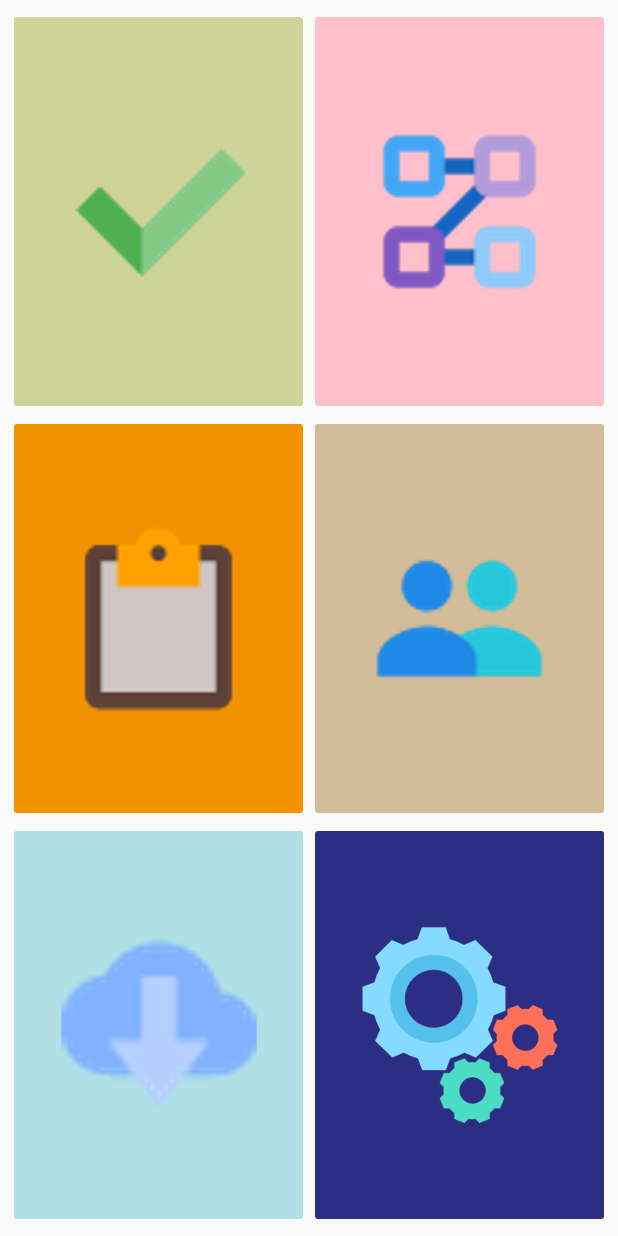
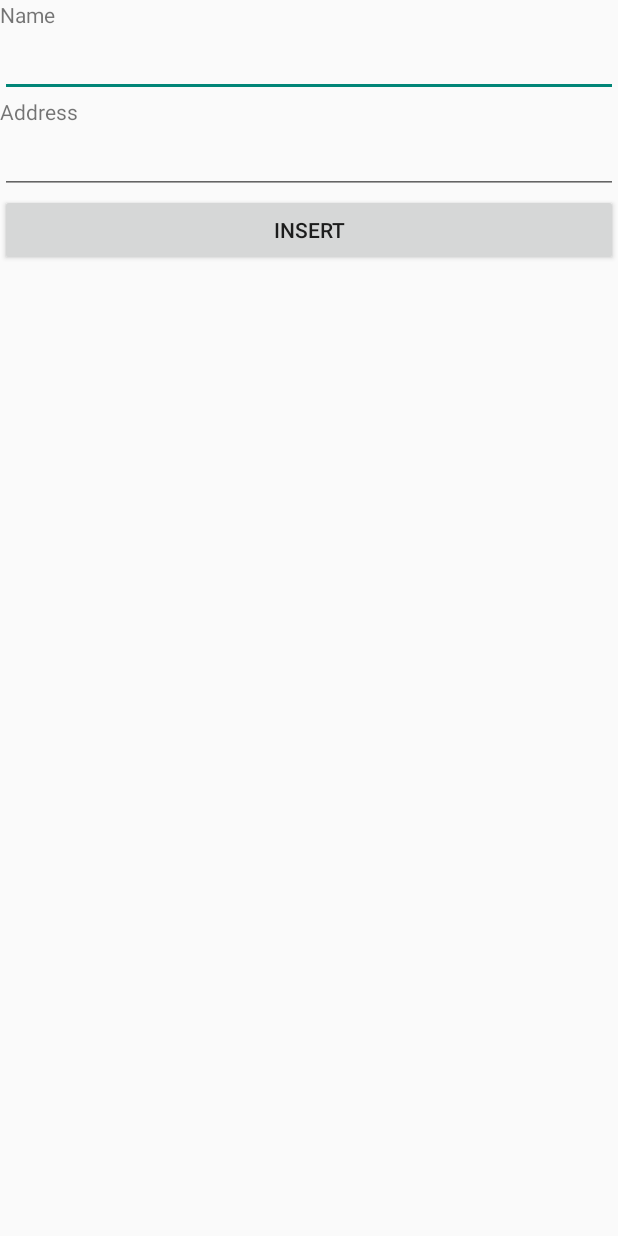
Before and after one commit to sejong-interface/2017-Interface_Check, an Android app: the MainActivity screen opened directly, with no data from a screen before it, after a tap on an icon or button, on a phone screen of 412 x 824 dp. Run offline under Robolectric (Android 15) with nearby library versions, the light colour scheme and no system bars.

Commit message:
게시판 기능

```diff
--- a/MyApplication/app/src/main/AndroidManifest.xml
+++ b/MyApplication/app/src/main/AndroidManifest.xml
@@ -6,6 +6,7 @@
     <uses-permission android:name="android.permission.ACCESS_NETWORK_STATE" />
 
     <application
+        android:largeHeap="true"
         android:allowBackup="true"
         android:icon="@mipmap/ic_launcher"
         android:label="@string/app_name"
@@ -45,6 +46,10 @@
 
         </activity>
 
+        <activity android:name=".WriteActivity">
+
+        </activity>
+
     </application>
 
 </manifest>
--- a/MyApplication/app/src/main/java/org/riyenas/interface_check/MainActivity.java
+++ b/MyApplication/app/src/main/java/org/riyenas/interface_check/MainActivity.java
@@ -4,7 +4,6 @@ import android.content.Intent;
 import android.net.Uri;
 import android.os.Bundle;
 import android.support.v7.app.ActionBarActivity;
-import android.support.v7.app.AppCompatActivity;
 import android.view.View;
 import android.widget.Toast;
 
@@ -22,7 +21,8 @@ public class MainActivity extends ActionBarActivity {
     }
 
     public void Absence(View v){
-        Toast.makeText(getApplicationContext(), "건의사항이 제출되었습니다.", Toast.LENGTH_LONG).show();
+        Intent Act = new Intent(getApplicationContext(), WriteActivity.class);
+        startActivity(Act);
     }
 
 
--- a/MyApplication/app/src/main/res/layout/activity_login.xml
+++ b/MyApplication/app/src/main/res/layout/activity_login.xml
@@ -55,6 +55,6 @@
         android:onClick="checkLogin"
         android:text="Login"
         android:textColor="@android:color/white"
-        android:theme="@style/Button5Style" />
+        android:background="#FFDA004E" />
 
 </LinearLayout>
--- /dev/null
+++ b/MyApplication/app/src/main/res/layout/activity_write.xml
@@ -0,0 +1,42 @@
+<?xml version="1.0" encoding="utf-8"?>
+<LinearLayout xmlns:android="http://schemas.android.com/apk/res/android"
+    xmlns:tools="http://schemas.android.com/tools"
+    android:layout_width="match_parent"
+    android:layout_height="match_parent"
+    android:orientation="vertical"
+    tools:context=".MainActivity">
+
+    <TextView
+        android:layout_width="wrap_content"
+        android:layout_height="wrap_content"
+        android:text="Name"
+        android:id="@+id/textView_main_name" />
+
+    <EditText
+        android:layout_width="match_parent"
+        android:layout_height="wrap_content"
+        android:id="@+id/editText_main_name" />
+
+    <TextView
+        android:layout_width="wrap_content"
+        android:layout_height="wrap_content"
+        android:text="Address"
+        android:id="@+id/textView_main_address" />
+
+    <EditText
+        android:layout_width="match_parent"
+        android:layout_height="wrap_content"
+        android:id="@+id/editText_main_address" />
+
+    <Button
+        android:layout_width="match_parent"
+        android:layout_height="wrap_content"
+        android:text="Insert"
+        android:id="@+id/button_main_insert" />
+
+    <TextView
+        android:layout_width="match_parent"
+        android:layout_height="250dp"
+        android:id="@+id/textView_main_result" />
+
+</LinearLayout>
```
Also changed, not shown: MyApplication/app/src/main/java/org/riyenas/interface_check/InformActivity.java (+19 -0 lines), MyApplication/app/src/main/java/org/riyenas/interface_check/WriteActivity.java (added, +154 -0 lines), MyApplication/app/src/main/res/layout/activity_inform.xml (+42 -5 lines), 13 other files.
